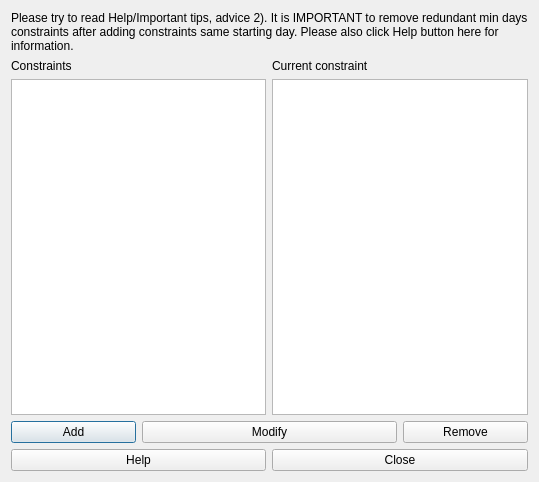
The window that src/interface/constraintactivitiessamestartingdayform_template.ui (karandit/fet) describes before a commit, drawn with Qt 5.
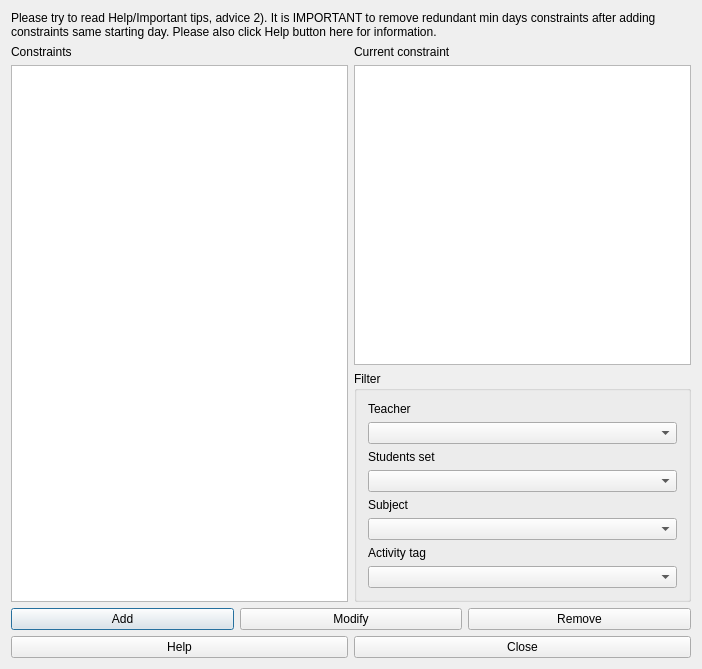
The same window after the commit.

The edit to the form file:
```diff
--- a/src/interface/constraintactivitiessamestartingdayform_template.ui
+++ b/src/interface/constraintactivitiessamestartingdayform_template.ui
@@ -6,15 +6,15 @@
    <rect>
     <x>0</x>
     <y>0</y>
-    <width>539</width>
-    <height>482</height>
+    <width>702</width>
+    <height>669</height>
    </rect>
   </property>
   <property name="windowTitle">
    <string extracomment="This is the title of the dialog to see the list of all constraints of this type">Constraints activities same starting day</string>
   </property>
-  <layout class="QGridLayout" name="gridLayout">
-   <item row="0" column="0" colspan="4">
+  <layout class="QGridLayout" name="gridLayout_2">
+   <item row="0" column="0" colspan="2">
     <widget class="QLabel" name="adviceTextLabel">
      <property name="sizePolicy">
       <sizepolicy hsizetype="Minimum" vsizetype="Minimum">
@@ -36,7 +36,7 @@
      </property>
     </widget>
    </item>
-   <item row="1" column="0" colspan="2">
+   <item row="1" column="0">
     <layout class="QVBoxLayout" name="verticalLayout">
      <item>
       <widget class="QLabel" name="constraintsTextLabel">
@@ -59,7 +59,7 @@
      </item>
     </layout>
    </item>
-   <item row="1" column="2" colspan="2">
+   <item row="1" column="1">
     <layout class="QVBoxLayout" name="verticalLayout_2">
      <item>
       <widget class="QLabel" name="currentConstraintTextLabel">
@@ -74,42 +74,111 @@
      <item>
       <widget class="QPlainTextEdit" name="currentConstraintTextEdit"/>
      </item>
-    </layout>
+     <item>
+      <widget class="QGroupBox" name="filterGroupBox_2">
+       <property name="title">
+        <string>Filter</string>
+       </property>
+       <layout class="QGridLayout" name="gridLayout">
+        <item row="0" column="0">
+         <widget class="QLabel" name="teachersTextLabel">
+          <property name="text">
+           <string>Teacher</string>
+          </property>
+          <property name="wordWrap">
+           <bool>false</bool>
+          </property>
+         </widget>
+        </item>
+        <item row="1" column="0">
+         <widget class="QComboBox" name="teachersComboBox"/>
    </item>
    <item row="2" column="0">
+         <widget class="QLabel" name="studentsTextLabel">
+          <property name="text">
+           <string>Students set</string>
+          </property>
+          <property name="wordWrap">
+           <bool>false</bool>
+          </property>
+         </widget>
+        </item>
+        <item row="3" column="0">
+         <widget class="QComboBox" name="studentsComboBox"/>
+        </item>
+        <item row="4" column="0">
+         <widget class="QLabel" name="subjectsTextLabel">
+          <property name="text">
+           <string>Subject</string>
+          </property>
+          <property name="wordWrap">
+           <bool>false</bool>
+          </property>
+         </widget>
+        </item>
+        <item row="5" column="0">
+         <widget class="QComboBox" name="subjectsComboBox"/>
+        </item>
+        <item row="6" column="0">
+         <widget class="QLabel" name="activityTagsTextLabel">
+          <property name="text">
+           <string>Activity tag</string>
+          </property>
+          <property name="wordWrap">
+           <bool>false</bool>
+          </property>
+         </widget>
+        </item>
+        <item row="7" column="0">
+         <widget class="QComboBox" name="activityTagsComboBox"/>
+        </item>
+       </layout>
+      </widget>
+     </item>
+    </layout>
+   </item>
+   <item row="2" column="0" colspan="2">
+    <layout class="QHBoxLayout" name="horizontalLayout">
+     <item>
     <widget class="QPushButton" name="addConstraintPushButton">
      <property name="text">
       <string>Add</string>
      </property>
     </widget>
    </item>
-   <item row="2" column="1" colspan="2">
+     <item>
     <widget class="QPushButton" name="modifyConstraintPushButton">
      <property name="text">
       <string>Modify</string>
      </property>
     </widget>
    </item>
-   <item row="2" column="3">
+     <item>
     <widget class="QPushButton" name="removeConstraintPushButton">
      <property name="text">
       <string>Remove</string>
      </property>
     </widget>
    </item>
+    </layout>
+   </item>
    <item row="3" column="0" colspan="2">
+    <layout class="QHBoxLayout" name="horizontalLayout_2">
+     <item>
     <widget class="QPushButton" name="helpPushButton">
      <property name="text">
       <string>Help</string>
      </property>
     </widget>
    </item>
-   <item row="3" column="2" colspan="2">
+     <item>
     <widget class="QPushButton" name="closePushButton">
      <property name="text">
       <string>Close</string>
      </property>
     </widget>
+     </item>
+    </layout>
    </item>
   </layout>
  </widget>
```
Lines whose indentation alone changed are shown as unchanged.
